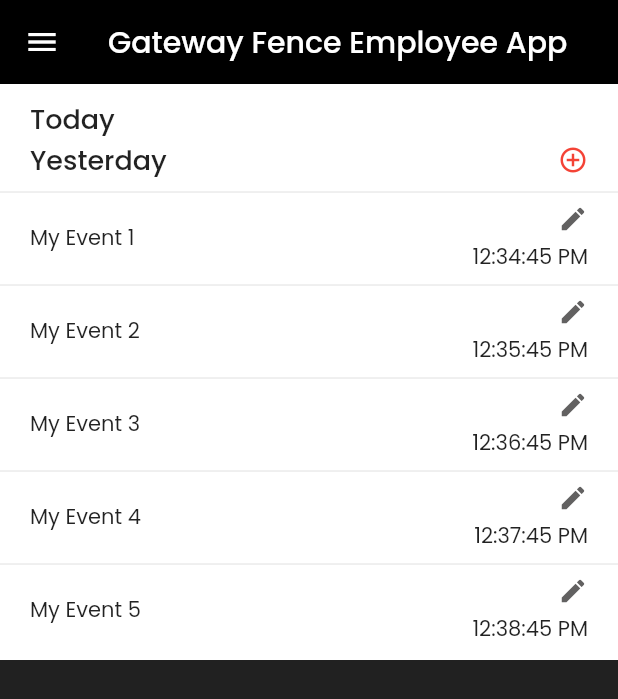
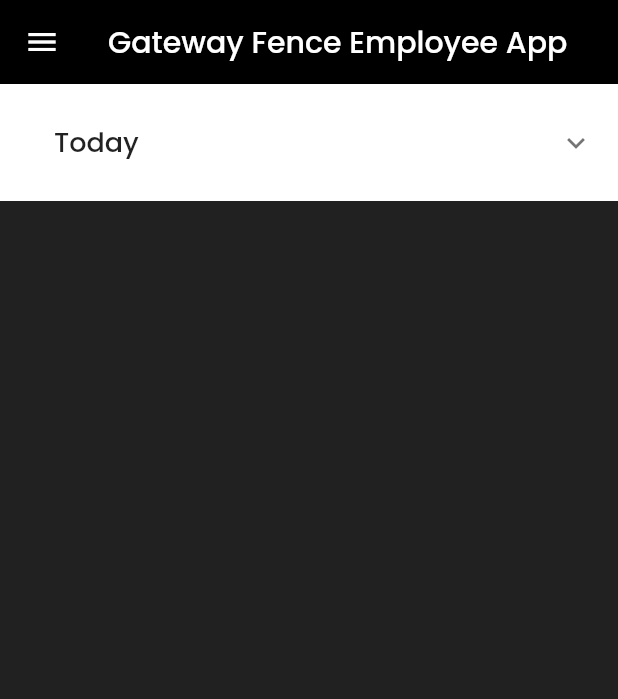
Before and after one commit to BrandonThomas84/gateway-fence-employee, a Flutter app: the screen it shows after launch, on a phone screen of 412 x 824 dp. Shown: the top 699 px of the screen. Run offline on Flutter 3.47's test engine with Material 2 defaults, Android fonts, the light colour scheme and no system bars.

Commit message:
renaming the event list file and adding a dropdown menu to view the dates separately

```diff
--- a/lib/event_list/event_list.dart
+++ /dev/null
@@ -1,45 +0,0 @@
-import 'package:flutter/material.dart';
-import 'package:gateway_fence_employee/config/colors.dart';
-
-import 'item.dart';
-import 'section_title.dart';
-
-class EventList extends StatelessWidget {
-  const EventList({
-    super.key,
-    required this.eventList,
-  });
-
-  final List<EventItem> eventList;
-
-  @override
-  Widget build(BuildContext context) {
-    return Container(
-      padding: const EdgeInsets.symmetric(vertical: 10),
-      color: AppColors.white,
-      child: ListView.separated(
-        shrinkWrap: true,
-        separatorBuilder: (context, index) => const Divider(),
-        itemCount: eventList.length + 1,
-        itemBuilder: (context, index) {
-          if (index == 0) {
-            return const Column(
-              children: [
-                EventSectionTitle(
-                  date: 'Today',
-                  allowEdit: false,
-                ),
-                EventSectionTitle(
-                  date: 'Yesterday',
-                  allowEdit: true,
-                ),
-              ],
-            );
-          }
-
-          return eventList[index - 1];
-        },
-      ),
-    );
-  }
-}
--- /dev/null
+++ b/lib/event_list/list.dart
@@ -0,0 +1,47 @@
+import 'package:flutter/material.dart';
+import 'package:gateway_fence_employee/config/colors.dart';
+
+import 'item.dart';
+import 'section_title.dart';
+
+class EventList extends StatelessWidget {
+  const EventList({
+    super.key,
+    required this.eventList,
+    required this.date,
+  });
+
+  /// the list of events that will be displayed
+  final List<EventItem> eventList;
+
+  /// The original date that will be converted to a local string and displayed
+  /// as the collapsable header
+  final DateTime date;
+
+  /// The date that will be displayed as the section header
+  final String _dateTitle = 'Today';
+
+  @override
+  Widget build(BuildContext context) {
+    return Container(
+      padding: const EdgeInsets.symmetric(vertical: 10),
+      color: AppColors.white,
+      child: ExpansionTile(
+        title: EventSectionTitle(
+          title: _dateTitle,
+          allowEdit: false,
+        ),
+        children: [
+          ListView.separated(
+            shrinkWrap: true,
+            separatorBuilder: (context, index) => const Divider(),
+            itemCount: eventList.length,
+            itemBuilder: (context, index) {
+              return eventList[index];
+            },
+          ),
+        ],
+      ),
+    );
+  }
+}
--- a/lib/event_list/section_title.dart
+++ b/lib/event_list/section_title.dart
@@ -1,12 +1,12 @@
 import 'package:flutter/material.dart';
 
 class EventSectionTitle extends StatelessWidget {
-  final String date;
+  final String title;
   final bool allowEdit;
 
   const EventSectionTitle({
     super.key,
-    required this.date,
+    required this.title,
     required this.allowEdit,
   });
 
@@ -39,7 +39,7 @@
         Padding(
           padding: const EdgeInsets.symmetric(horizontal: 20),
           child: Text(
-            date,
+            title,
             style: const TextStyle(
               fontSize: 18,
               fontWeight: FontWeight.w600,
--- a/lib/main.dart
+++ b/lib/main.dart
@@ -4,7 +4,7 @@
 import 'package:gateway_fence_employee/event_list/item.dart';
 import 'package:gateway_fence_employee/sidebar/sidebar.dart';
 
-import 'event_list/event_list.dart';
+import 'event_list/list.dart';
 // import 'package:gateway_fence_employee/sidebar/sidebar.dart';
 
 void main() {
@@ -33,7 +33,7 @@
       theme: ThemeData(fontFamily: 'Poppins'),
       debugShowCheckedModeBanner: false,
       home: Scaffold(
-        drawer: Sidebar(),
+        drawer: const Sidebar(),
         backgroundColor: AppColors.greyDark,
         body: SafeArea(
           child: Column(
@@ -42,7 +42,7 @@
                 backgroundColor: AppColors.black,
                 title: const Text('Gateway Fence Employee App'),
               ),
-              EventList(eventList: eventList),
+              EventList(eventList: eventList, date: DateTime.now()),
             ],
           ),
         ),
```
